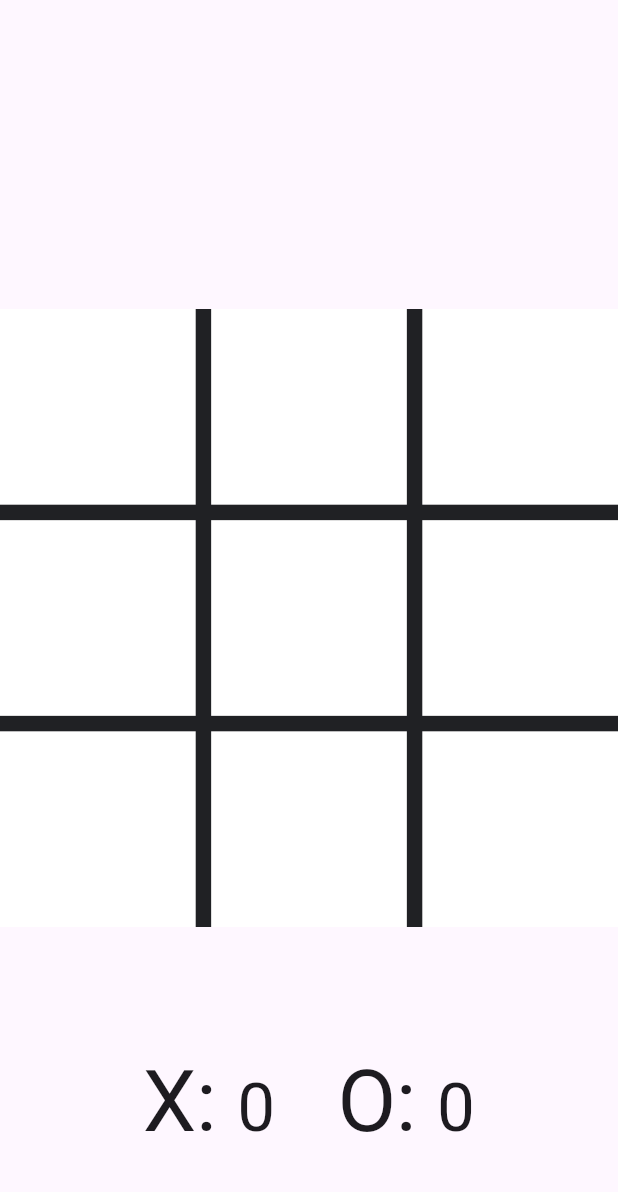
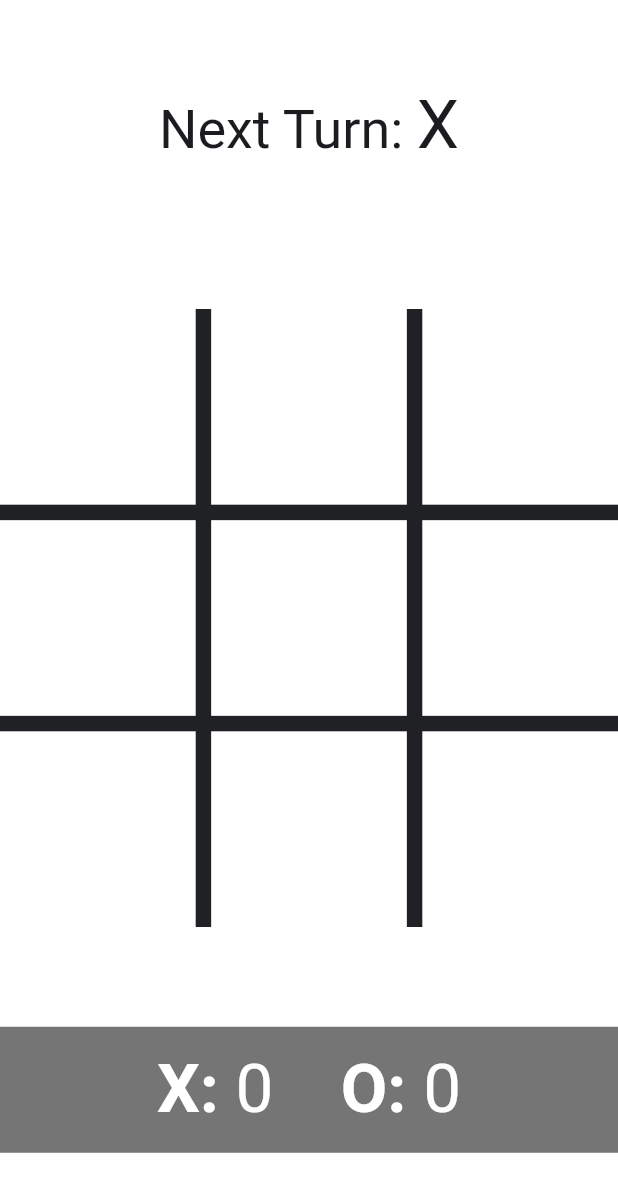
Before and after one commit to ashishbeck/tictactoe, a Flutter app: the screen it shows after launch, on a phone screen of 412 x 824 dp. Shown: the top 1192 px of the screen. Run offline on Flutter 3.47's test engine with Material 2 defaults, Android fonts, the phone set to English and light mode, and no system bars; our stand-ins replace flutter_riverpod.

Commit message:
Added turn widget and improved score widget

```diff
--- a/lib/view/board.dart
+++ b/lib/view/board.dart
@@ -1,8 +1,10 @@
+import 'package:app_ui/app_ui.dart';
 import 'package:flutter/material.dart';
 import 'package:flutter_riverpod/flutter_riverpod.dart';
 import 'package:tictactoe/controller/tile_controller.dart';
 import 'package:tictactoe/core/constants.dart';
 import 'package:tictactoe/widgets/background.dart';
+import 'package:tictactoe/widgets/round.dart';
 import 'package:tictactoe/widgets/score.dart';
 import 'package:tictactoe/widgets/tile.dart';
 
@@ -111,6 +113,7 @@ class _BoardPageState extends ConsumerState<BoardPage> {
     const tilesNumber = gridSize * gridSize;
     const tilePad = 0.95;
     return Scaffold(
+      backgroundColor: TictactoeColors.white,
       body: SafeArea(
         child: Stack(
           children: [
@@ -135,9 +138,13 @@ class _BoardPageState extends ConsumerState<BoardPage> {
               ),
             ),
             const Align(
+              alignment: Alignment(0, -0.85),
+              child: RoundTrackWidget(),
+            ),
+            const Align(
               alignment: Alignment(0, 0.85),
               child: ScoreWidget(),
-            )
+            ),
           ],
         ),
       ),
--- /dev/null
+++ b/lib/widgets/round.dart
@@ -0,0 +1,22 @@
+import 'package:flutter/material.dart';
+import 'package:flutter_riverpod/flutter_riverpod.dart';
+import 'package:tictactoe/controller/tile_controller.dart';
+
+class RoundTrackWidget extends ConsumerWidget {
+  const RoundTrackWidget({super.key});
+
+  @override
+  Widget build(BuildContext context, WidgetRef ref) {
+    final provider = ref.watch(tileProvider);
+    final round = provider.round.isEven ? 'X' : 'O';
+    return Text.rich(
+      TextSpan(text: 'Next Turn: ', children: [
+        TextSpan(
+          text: round,
+          style: Theme.of(context).textTheme.displayMedium,
+        ),
+      ]),
+      style: Theme.of(context).textTheme.displaySmall,
+    );
+  }
+}
--- a/lib/widgets/score.dart
+++ b/lib/widgets/score.dart
@@ -1,3 +1,4 @@
+import 'package:app_ui/app_ui.dart';
 import 'package:flutter/material.dart';
 import 'package:flutter_riverpod/flutter_riverpod.dart';
 import 'package:tictactoe/controller/tile_controller.dart';
@@ -10,24 +11,36 @@ class ScoreWidget extends ConsumerWidget {
     final provider = ref.watch(tileProvider);
     final xScore = provider.score['X'];
     final oScore = provider.score['O'];
-    return Row(
+    return Container(
+      decoration: const BoxDecoration(color: TictactoeColors.black54),
+      padding: const EdgeInsets.symmetric(vertical: 16),
+      child: Row(
         mainAxisAlignment: MainAxisAlignment.center,
         children: [
           Text.rich(
             TextSpan(text: 'X: ', children: [
               TextSpan(
                 text: xScore.toString(),
-              style: Theme.of(context).textTheme.displayMedium,
+                style: Theme.of(context)
+                    .textTheme
+                    .displayMedium!
+                    .copyWith(color: TictactoeColors.white),
               ),
-            const TextSpan(text: '   O: '),
+              // const VerticalDivider(),
+              const TextSpan(text: '    O: '),
               TextSpan(
                 text: oScore.toString(),
-              style: Theme.of(context).textTheme.displayMedium,
+                style: Theme.of(context)
+                    .textTheme
+                    .displayMedium!
+                    .copyWith(color: TictactoeColors.white),
               ),
             ]),
-          style: Theme.of(context).textTheme.displayLarge,
+            style: Theme.of(context).textTheme.displayMedium!.copyWith(
+                color: TictactoeColors.white, fontWeight: FontWeight.bold),
           ),
         ],
+      ),
     );
   }
 }
```
Also changed, not shown: 1 other file. Lines whose indentation alone changed are shown as unchanged.
